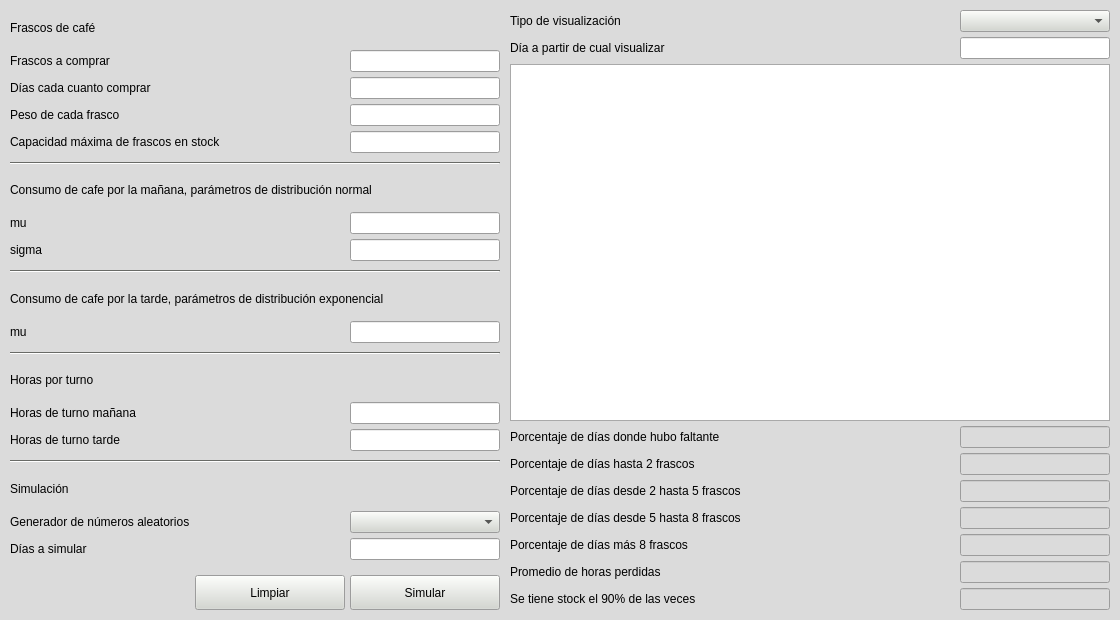
This is tp4/montecarlo/interfaz/ventana_montecarlo.ui in MMariatti/SIM4K4 as Qt 5 draws it before an edit. The edited form follows.
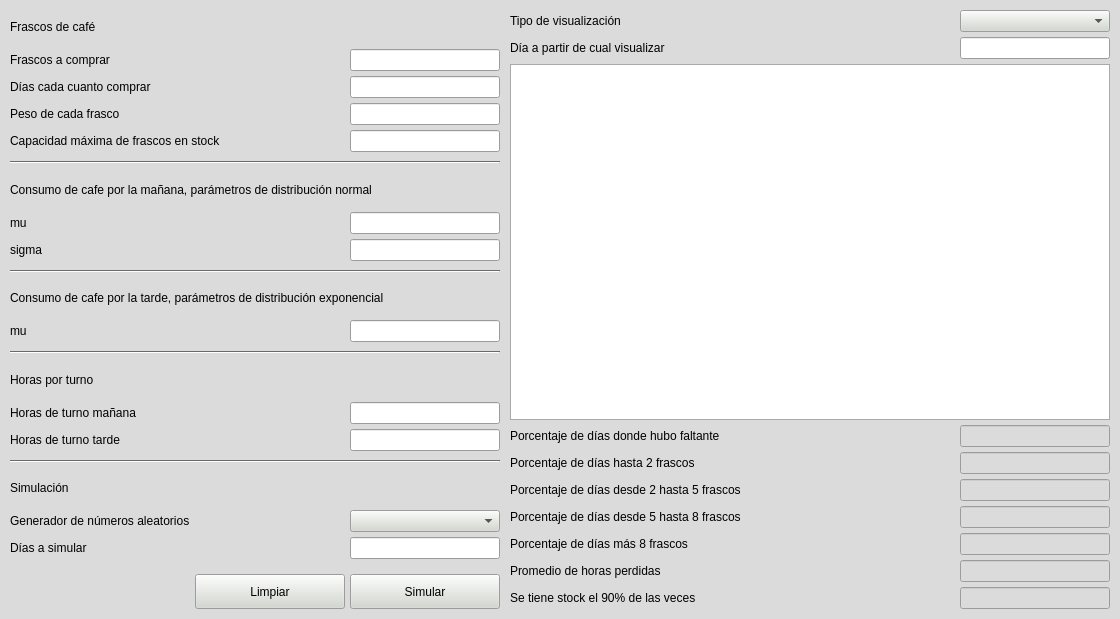
This is the edited form. Icons and pictures are not drawn.

Commit message: Corrijo tamaño de ventana

What changed in the file:
```diff
--- a/tp4/montecarlo/interfaz/ventana_montecarlo.ui
+++ b/tp4/montecarlo/interfaz/ventana_montecarlo.ui
@@ -7,13 +7,13 @@
     <x>0</x>
     <y>0</y>
     <width>1120</width>
-    <height>620</height>
+    <height>619</height>
    </rect>
   </property>
   <property name="minimumSize">
    <size>
     <width>1120</width>
-    <height>620</height>
+    <height>619</height>
    </size>
   </property>
   <property name="palette">
```
